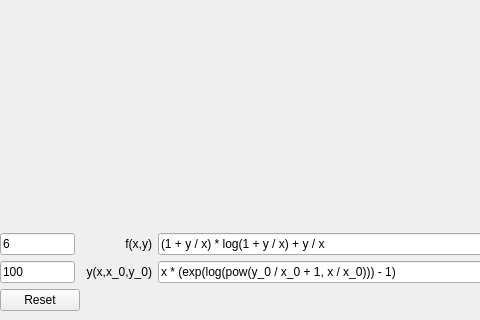
Above: designs/source/main.ui from WinnerOK/DE-numerical-methods before the change; both pictures show x 128 to 608 and y 171 to 491 of the 830 by 491 pixel window. Below: the same form after it.
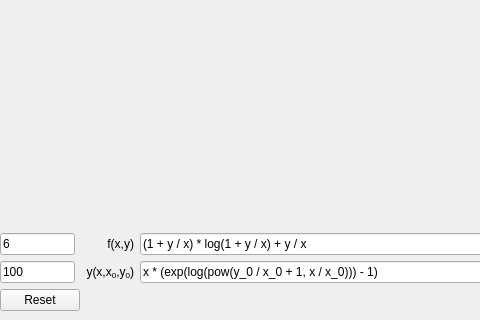
That is the form after the change.

What changed in the file:
```diff
--- a/designs/source/main.ui
+++ b/designs/source/main.ui
@@ -302,7 +302,7 @@
       <item row="1" column="4">
        <widget class="QLabel" name="y_exact_Label">
         <property name="text">
-         <string>y(x,x_0,y_0)</string>
+         <string>y(x,x&lt;sub&gt;0&lt;/sub&gt;,y&lt;sub&gt;0&lt;/sub&gt;)</string>
         </property>
         <property name="alignment">
          <set>Qt::AlignRight|Qt::AlignTrailing|Qt::AlignVCenter</set>
```
